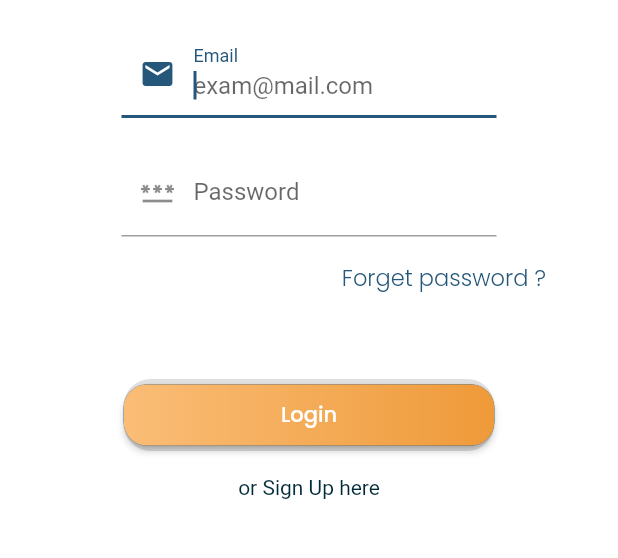
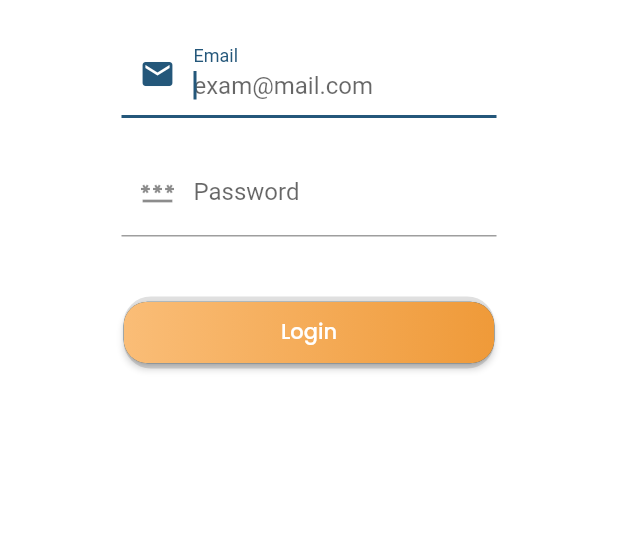
Before and after one commit to willyza555/Integrated-project, a Flutter app: the screen it shows after launch, on a phone screen of 412 x 824 dp, the part 491-1049 px from its top. Run offline on Flutter 3.47's test engine with Material 2 defaults, Android fonts, the light colour scheme and no system bars; our stand-ins replace animated_splash_screen, dio, flutter_spinkit, google_fonts, image_picker, page_transition and 2 more; missing offline and left inert: custom_switch, mongo_dart, thebrioflashynavbar.

Commit message:
feat- All done

```diff
--- a/sheepper/lib/screens/sign_in.dart
+++ b/sheepper/lib/screens/sign_in.dart
@@ -158,22 +158,22 @@ class _SignInState extends State<SignIn> {
                   ],
                 ),
               ),
-              Container(
-                alignment: Alignment.bottomRight,
-                child: Padding(
-                  padding: const EdgeInsets.all(16),
-                  child: RichText(
-                    text: TextSpan(
-                      text: 'Forget password ?',
-                      style: Theme.of(context).textTheme.caption,
-                      recognizer: TapGestureRecognizer()
-                        ..onTap = () {
-                          Navigator.pushNamed(context, MyHomePage.routeName);
-                        },
-                    ),
-                  ),
-                ),
-              ),
+              // Container(
+              //   alignment: Alignment.bottomRight,
+              //   child: Padding(
+              //     padding: const EdgeInsets.all(16),
+              //     child: RichText(
+              //       text: TextSpan(
+              //         text: 'Forget password ?',
+              //         style: Theme.of(context).textTheme.caption,
+              //         recognizer: TapGestureRecognizer()
+              //           ..onTap = () {
+              //             Navigator.pushNamed(context, MyHomePage.routeName);
+              //           },
+              //       ),
+              //     ),
+              //   ),
+              // ),
               SizedBox(
                 height: 40,
               ),
@@ -192,21 +192,21 @@ class _SignInState extends State<SignIn> {
                         isLoading: isLoading,
                         clickHandler: _loginHandler),
                   ),
-                  Padding(
-                    padding: const EdgeInsets.all(16),
-                    child: RichText(
-                      text: TextSpan(
-                        text: 'or Sign Up here',
-                        style: const TextStyle(
-                          color: Color(0xFF022B3A),
-                        ),
-                        recognizer: TapGestureRecognizer()
-                          ..onTap = () {
-                            Navigator.pushNamed(context, MyHomePage.routeName);
-                          },
-                      ),
-                    ),
-                  ),
+                  // Padding(
+                  //   padding: const EdgeInsets.all(16),
+                  //   child: RichText(
+                  //     text: TextSpan(
+                  //       text: 'or Sign Up here',
+                  //       style: const TextStyle(
+                  //         color: Color(0xFF022B3A),
+                  //       ),
+                  //       recognizer: TapGestureRecognizer()
+                  //         ..onTap = () {
+                  //           Navigator.pushNamed(context, MyHomePage.routeName);
+                  //         },
+                  //     ),
+                  //   ),
+                  // ),
                 ]),
               ),
             ],
--- a/sheepper/lib/widgets/common/my_back_button.dart
+++ b/sheepper/lib/widgets/common/my_back_button.dart
@@ -10,7 +10,7 @@ class MyBackButton extends StatelessWidget {
   Widget build(BuildContext context) {
     return TextButton(
       child: Text(
-        'Back',
+        'Logout',
         style: GoogleFonts.poppins(
           fontSize: 14,
           fontWeight: FontWeight.w500,
```
Also changed, not shown: sheepper/lib/screens/productlist.dart (+3 -4 lines), sheepper/lib/screens/profile.dart (+7 -1 lines), 3 other files.
